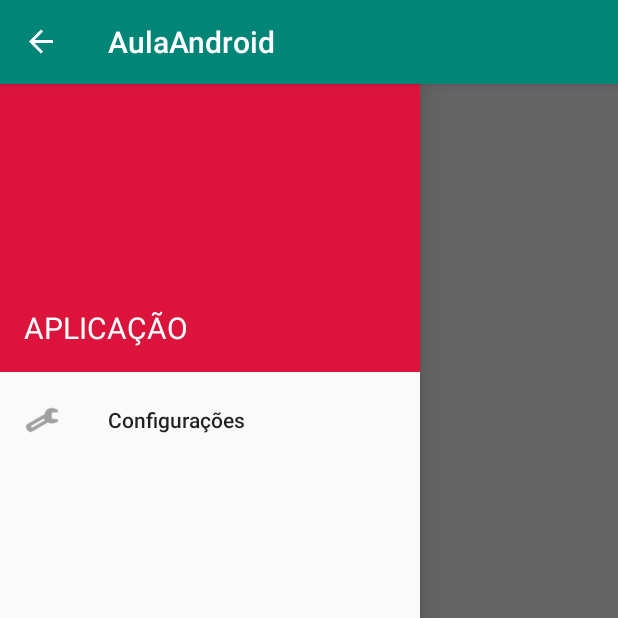
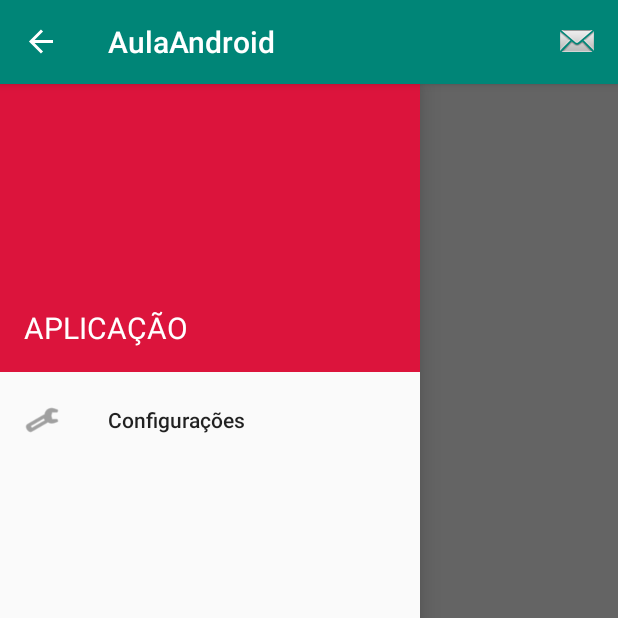
Before and after one commit to AnnaFragoso/AulaAndroid, an Android app: the MainActivity screen opened directly, with no data from a screen before it, with the side drawer open, on a phone screen of 412 x 824 dp, the top half of it. Run offline under Robolectric (Android 15) with nearby library versions, the phone set to English and light mode, and no system bars.

Commit message:
Continuação menu

```diff
--- a/app/src/main/java/com/example/annafragoso/aulaandroid/MainActivity.java
+++ b/app/src/main/java/com/example/annafragoso/aulaandroid/MainActivity.java
@@ -1,10 +1,12 @@
 package com.example.annafragoso.aulaandroid;
 
+import android.content.Intent;
 import android.support.design.widget.NavigationView;
 import android.support.v4.widget.DrawerLayout;
 import android.support.v7.app.ActionBarDrawerToggle;
 import android.support.v7.app.AppCompatActivity;
 import android.os.Bundle;
+import android.view.Menu;
 import android.view.MenuItem;
 
 public class MainActivity extends AppCompatActivity {
@@ -59,6 +61,17 @@ public class MainActivity extends AppCompatActivity {
         if (actionBarDrawerToggle.onOptionsItemSelected(item)) {
             return true;
         }
+        if(item.getItemId() == R.id.abrir_atividade) {
+            Intent intent = new Intent(MainActivity.this, AnotacaoFragment.class);
+            startActivity(intent);
+        }
         return super.onOptionsItemSelected(item);
+
+    }
+
+    public boolean onCreateOptionsMenu(Menu menu) {
+        // Carrega o menu
+        getMenuInflater().inflate(R.menu.navegacao, menu);
+        return true;
     }
 }
--- /dev/null
+++ b/app/src/main/res/menu/navegacao.xml
@@ -0,0 +1,9 @@
+<?xml version="1.0" encoding="utf-8"?>
+<menu xmlns:android="http://schemas.android.com/apk/res/android"
+    xmlns:app="http://schemas.android.com/apk/res-auto">
+    <item android:id="@+id/action_messages"
+        android:title="Anotação"
+        android:icon="@android:drawable/sym_action_email"
+        app:showAsAction="always" />
+
+</menu>
```
